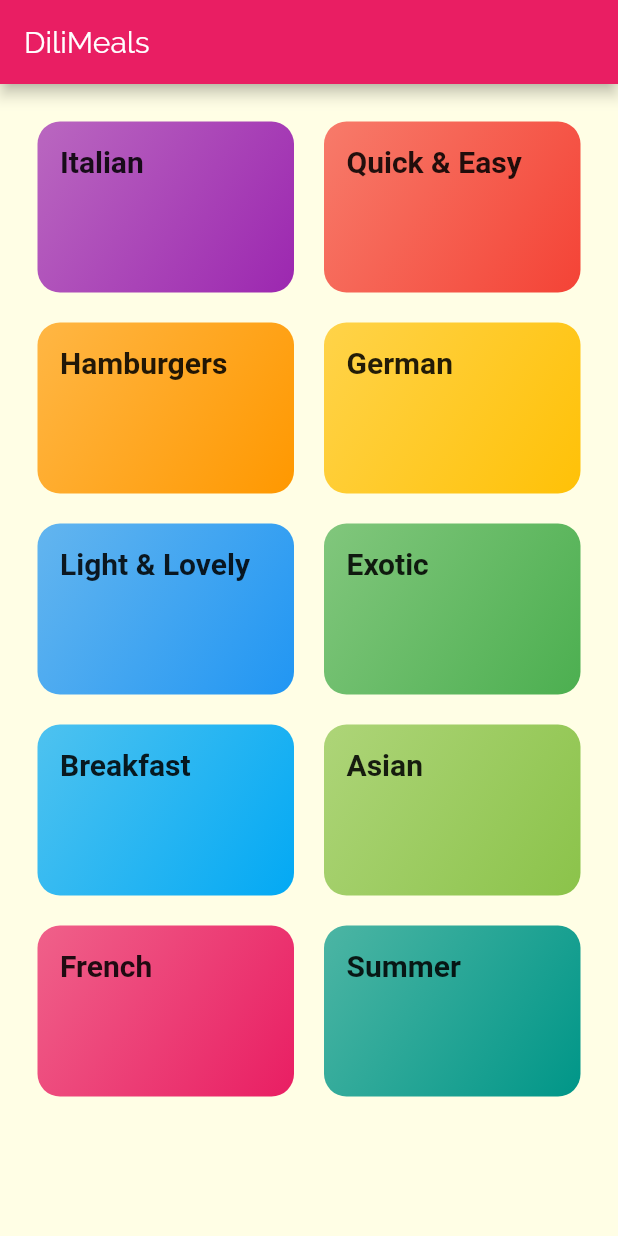
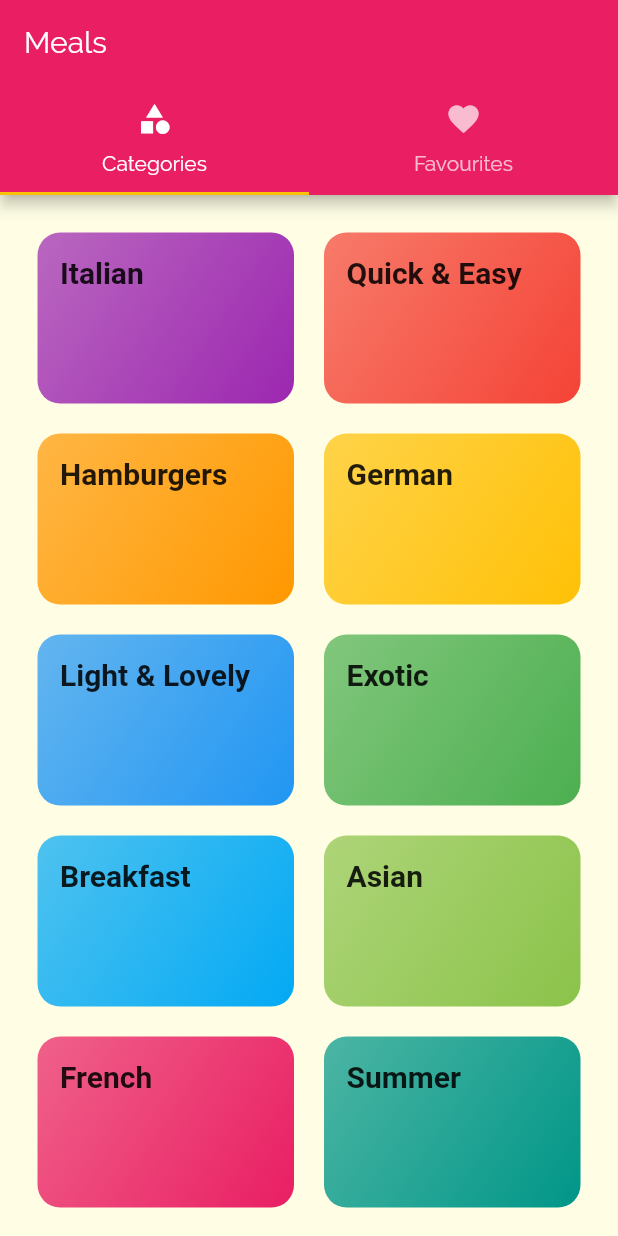
Before and after one commit to imrishuroy/Flutter-Meals-App, a Flutter app: the screen it shows after launch, on a phone screen of 412 x 824 dp. Run offline on Flutter 3.47's test engine with Material 2 defaults, Android fonts, the phone set to English and light mode, and no system bars; Roboto replaces fonts that are missing (RobotCondensed).

Commit message:
Tab Bar Added

```diff
--- a/lib/main.dart
+++ b/lib/main.dart
@@ -1,8 +1,9 @@
 import 'package:flutter/material.dart';
+import 'package:flutter_meals_app/screens/tab_screen.dart';
 import './screens/meal_detail_screen.dart';
 import 'screens/category_meals_screen.dart';
 
-import 'screens/category_screen.dart';
+import 'screens/categories_screen.dart';
 
 void main() {
   runApp(MyApp());
@@ -37,7 +38,7 @@ class MyApp extends StatelessWidget {
               ),
             ),
       ),
-      home: CategoryScreen(),
+      home: TabsScreen(),
       routes: {
         //  '/': (ctx) => CategoriesScreen(), // Home Route
         CategoryMealsScreen.routeName: (ctx) => CategoryMealsScreen(),
--- /dev/null
+++ b/lib/screens/categories_screen.dart
@@ -0,0 +1,23 @@
+import 'package:flutter/material.dart';
+
+import '../widgets/category_item.dart';
+import '../dummy_data.dart';
+
+class CategoriesScreen extends StatelessWidget {
+  @override
+  Widget build(BuildContext context) {
+    return GridView(
+      padding: EdgeInsets.all(25),
+      children: DUMMY_CATEGORIES
+          .map((catData) =>
+              CategoryItem(catData.id, catData.title, catData.color))
+          .toList(),
+      gridDelegate: SliverGridDelegateWithMaxCrossAxisExtent(
+        maxCrossAxisExtent: 200,
+        childAspectRatio: 3 / 2,
+        crossAxisSpacing: 20,
+        mainAxisSpacing: 20,
+      ),
+    );
+  }
+}
--- a/lib/screens/category_screen.dart
+++ /dev/null
@@ -1,28 +0,0 @@
-import 'package:flutter/material.dart';
-
-import '../widgets/category_item.dart';
-import '../dummy_data.dart';
-
-class CategoryScreen extends StatelessWidget {
-  @override
-  Widget build(BuildContext context) {
-    return Scaffold(
-      appBar: AppBar(
-        title: const Text('DiliMeals'),
-      ),
-      body: GridView(
-        padding: EdgeInsets.all(25),
-        children: DUMMY_CATEGORIES
-            .map((catData) =>
-                CategoryItem(catData.id, catData.title, catData.color))
-            .toList(),
-        gridDelegate: SliverGridDelegateWithMaxCrossAxisExtent(
-          maxCrossAxisExtent: 200,
-          childAspectRatio: 3 / 2,
-          crossAxisSpacing: 20,
-          mainAxisSpacing: 20,
-        ),
-      ),
-    );
-  }
-}
--- /dev/null
+++ b/lib/screens/favourite_screen.dart
@@ -0,0 +1,10 @@
+import 'package:flutter/material.dart';
+
+class FavouriteScreen extends StatelessWidget {
+  @override
+  Widget build(BuildContext context) {
+    return Center(
+      child: Text("New"),
+    );
+  }
+}
--- /dev/null
+++ b/lib/screens/tab_screen.dart
@@ -0,0 +1,41 @@
+import 'package:flutter/material.dart';
+import './categories_screen.dart';
+import './favourite_screen.dart';
+
+class TabsScreen extends StatefulWidget {
+  @override
+  _TabsScreenState createState() => _TabsScreenState();
+}
+
+class _TabsScreenState extends State<TabsScreen> {
+  @override
+  Widget build(BuildContext context) {
+    return DefaultTabController(
+      length: 2,
+      initialIndex: 0,
+      child: Scaffold(
+        appBar: AppBar(
+          title: Text('Meals'),
+          bottom: TabBar(
+            tabs: [
+              Tab(
+                icon: Icon(Icons.category),
+                text: 'Categories',
+              ),
+              Tab(
+                icon: Icon(Icons.favorite),
+                text: 'Favourites',
+              ),
+            ],
+          ),
+        ),
+        body: TabBarView(
+          children: [
+            CategoriesScreen(),
+            FavouriteScreen(),
+          ],
+        ),
+      ),
+    );
+  }
+}
```
